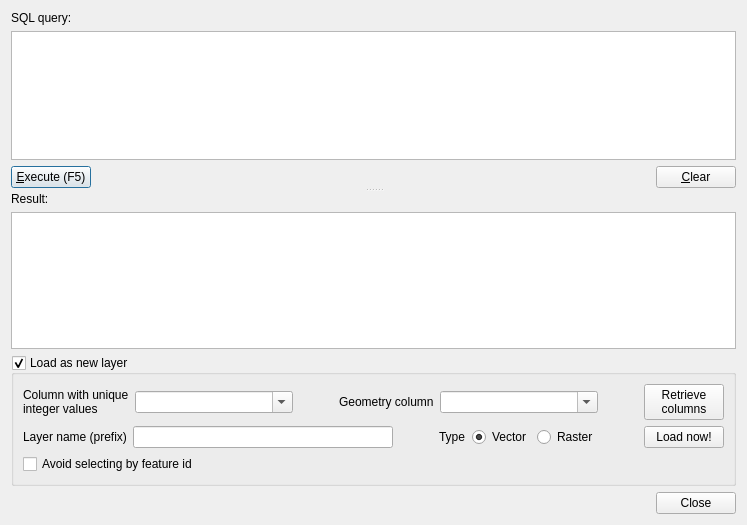
Old version of the form python/plugins/db_manager/ui/DlgSqlWindow.ui in the repository qgis/QGIS.
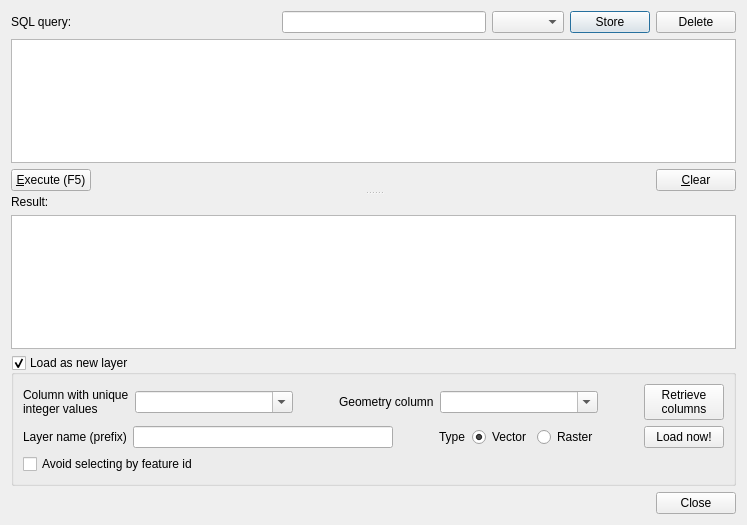
New version of the form. Custom widgets are drawn as their Qt base class.

Commit message: [FEATURE] allows to store SQL queries in the DB manager

What changed in the file:
```diff
--- a/python/plugins/db_manager/ui/DlgSqlWindow.ui
+++ b/python/plugins/db_manager/ui/DlgSqlWindow.ui
@@ -22,11 +22,48 @@
      <widget class="QWidget" name="layoutWidget">
       <layout class="QVBoxLayout" name="verticalLayout_2">
        <item>
-        <widget class="QLabel" name="label">
-         <property name="text">
-          <string>SQL query:</string>
-         </property>
-        </widget>
+        <layout class="QHBoxLayout" name="horizontalLayout">
+         <item>
+          <widget class="QLabel" name="label">
+           <property name="text">
+            <string>SQL query:</string>
+           </property>
+          </widget>
+         </item>
+         <item>
+          <spacer name="horizontalSpacer">
+           <property name="orientation">
+            <enum>Qt::Horizontal</enum>
+           </property>
+           <property name="sizeHint" stdset="0">
+            <size>
+             <width>40</width>
+             <height>20</height>
+            </size>
+           </property>
+          </spacer>
+         </item>
+         <item>
+          <widget class="QLineEdit" name="presetName"/>
+         </item>
+         <item>
+          <widget class="QComboBox" name="presetCombo"/>
+         </item>
+         <item>
+          <widget class="QPushButton" name="presetStore">
+           <property name="text">
+            <string>Store</string>
+           </property>
+          </widget>
+         </item>
+         <item>
+          <widget class="QPushButton" name="presetDelete">
+           <property name="text">
+            <string>Delete</string>
+           </property>
+          </widget>
+         </item>
+        </layout>
        </item>
        <item>
         <widget class="CompletionTextEdit" name="editSql">
@@ -40,8 +77,8 @@
           <string notr="true">&lt;!DOCTYPE HTML PUBLIC &quot;-//W3C//DTD HTML 4.0//EN&quot; &quot;http://www.w3.org/TR/REC-html40/strict.dtd&quot;&gt;
 &lt;html&gt;&lt;head&gt;&lt;meta name=&quot;qrichtext&quot; content=&quot;1&quot; /&gt;&lt;style type=&quot;text/css&quot;&gt;
 p, li { white-space: pre-wrap; }
-&lt;/style&gt;&lt;/head&gt;&lt;body style=&quot; font-family:'Ubuntu'; font-size:11pt; font-weight:400; font-style:normal;&quot;&gt;
-&lt;p style=&quot;-qt-paragraph-type:empty; margin-top:0px; margin-bottom:0px; margin-left:0px; margin-right:0px; -qt-block-indent:0; text-indent:0px;&quot;&gt;&lt;br /&gt;&lt;/p&gt;&lt;/body&gt;&lt;/html&gt;</string>
+&lt;/style&gt;&lt;/head&gt;&lt;body style=&quot; font-family:'MS Shell Dlg 2'; font-size:7.8pt; font-weight:400; font-style:normal;&quot;&gt;
+&lt;p style=&quot; margin-top:0px; margin-bottom:0px; margin-left:0px; margin-right:0px; -qt-block-indent:0; text-indent:0px;&quot;&gt;&lt;span style=&quot; font-family:'Ubuntu'; font-size:11pt;&quot;&gt;&lt;br /&gt;&lt;/span&gt;&lt;/p&gt;&lt;/body&gt;&lt;/html&gt;</string>
          </property>
         </widget>
        </item>
```
The commit also changes 1 other file.
